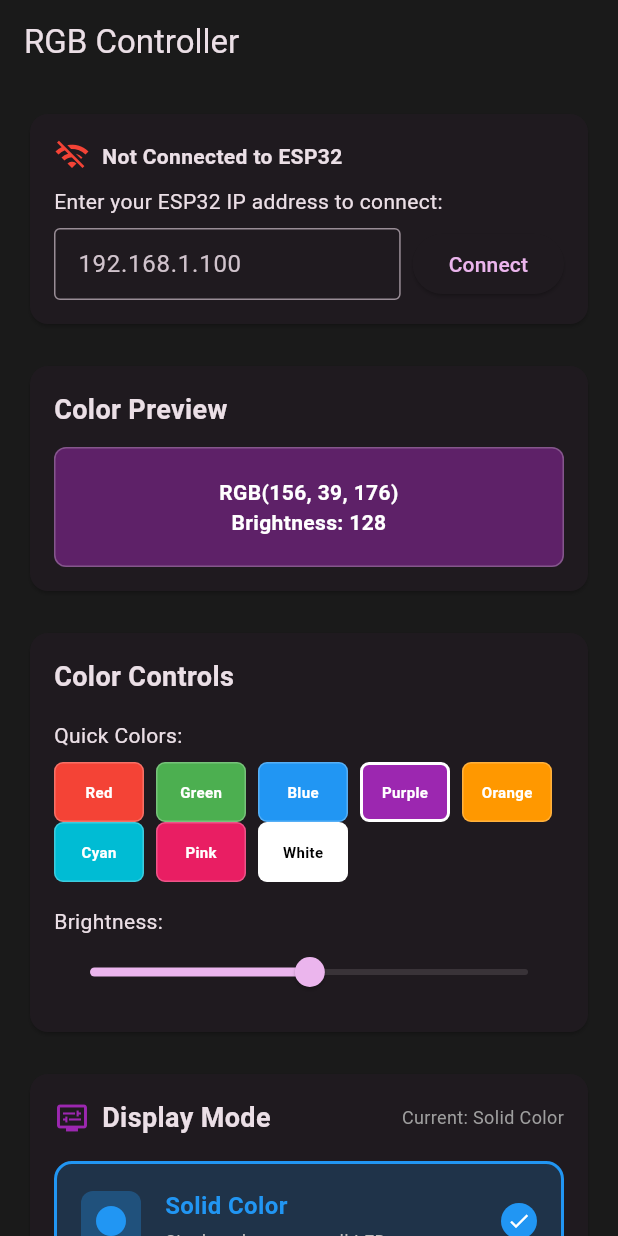
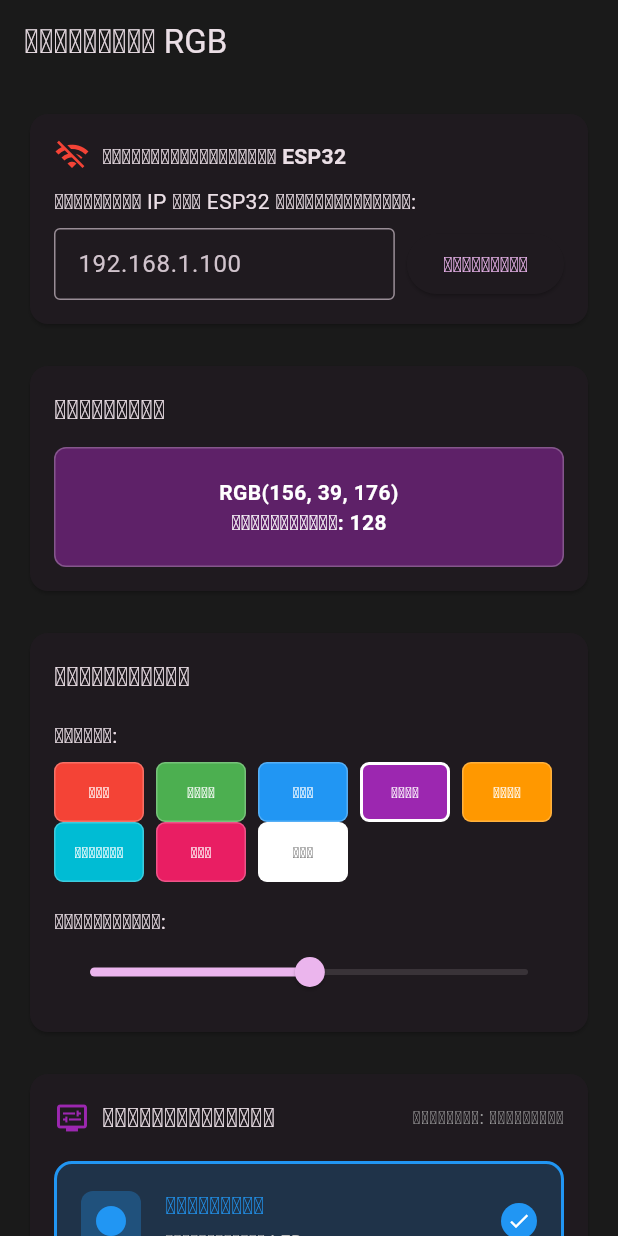
Before and after one commit to 7411a/rgb-music-controller, a Flutter app: the screen it shows after launch, on a phone screen of 412 x 824 dp. Run offline on Flutter 3.47's test engine with Material 3 defaults, Android fonts, the light colour scheme and no system bars; our stand-ins replace flutter_colorpicker, shared_preferences, syncfusion_flutter_sliders.

Commit message:
Localize app to Lao language: Convert all UI text from English to Lao

```diff
--- a/mobile-app/lib/main.dart
+++ b/mobile-app/lib/main.dart
@@ -39,7 +39,7 @@ class RGBControllerApp extends StatelessWidget {
   @override
   Widget build(BuildContext context) {
     return MaterialApp(
-      title: 'RGB Controller',
+      title: 'ຕົວຄວບຄຸມ RGB',
       theme: ThemeData(
         primarySwatch: Colors.purple,
         useMaterial3: true,
@@ -96,7 +96,7 @@ class _HomeScreenState extends State<HomeScreen> {
   Widget build(BuildContext context) {
     return Scaffold(
       appBar: AppBar(
-        title: const Text('RGB Controller'),
+        title: const Text('ຕົວຄວບຄຸມ RGB'),
         backgroundColor: Colors.transparent,
         elevation: 0,
       ),
@@ -156,12 +156,12 @@ class _HomeScreenState extends State<HomeScreen> {
               children: [
                 Icon(Icons.wifi_off, color: Colors.red),
                 SizedBox(width: 8),
-                Text('Not Connected to ESP32',
+                Text('ບໍ່ໄດ້ເຊື່ອມຕໍ່ກັບ ESP32',
                      style: TextStyle(fontWeight: FontWeight.bold)),
               ],
             ),
             const SizedBox(height: 8),
-            const Text('Enter your ESP32 IP address to connect:'),
+            const Text('ໃສ່ທີ່ຢູ່ IP ຂອງ ESP32 ເພື່ອເຊື່ອມຕໍ່:'),
             const SizedBox(height: 8),
             Row(
               children: [
@@ -179,10 +179,10 @@ class _HomeScreenState extends State<HomeScreen> {
                   onPressed: () {
                     // TODO: Implement connection
                     ScaffoldMessenger.of(context).showSnackBar(
-                      const SnackBar(content: Text('Connection feature coming soon!')),
+                      const SnackBar(content: Text('ຄຸນສົມບັດການເຊື່ອມຕໍ່ກຳລັງມາ!')),
                     );
                   },
-                  child: const Text('Connect'),
+                  child: const Text('ເຊື່ອມຕໍ່'),
                 ),
               ],
             ),
@@ -199,7 +199,7 @@ class _HomeScreenState extends State<HomeScreen> {
         child: Column(
           crossAxisAlignment: CrossAxisAlignment.start,
           children: [
-            const Text('Color Preview',
+            const Text('ຕົວຢ່າງສີ',
                        style: TextStyle(fontSize: 18, fontWeight: FontWeight.bold)),
             const SizedBox(height: 12),
             Container(
@@ -212,7 +212,7 @@ class _HomeScreenState extends State<HomeScreen> {
               ),
               child: Center(
                 child: Text(
-                  'RGB(${_selectedColor.red}, ${_selectedColor.green}, ${_selectedColor.blue})\nBrightness: ${_brightness.round()}',
+                  'RGB(${_selectedColor.red}, ${_selectedColor.green}, ${_selectedColor.blue})\nຄວາມສະຫວ່າງ: ${_brightness.round()}',
                   textAlign: TextAlign.center,
                   style: TextStyle(
                     color: _selectedColor.computeLuminance() > 0.5 ? Colors.black : Colors.white,
@@ -234,31 +234,31 @@ class _HomeScreenState extends State<HomeScreen> {
         child: Column(
           crossAxisAlignment: CrossAxisAlignment.start,
           children: [
-            const Text('Color Controls',
+            const Text('ການຄວບຄຸມສີ',
                        style: TextStyle(fontSize: 18, fontWeight: FontWeight.bold)),
             const SizedBox(height: 16),
 
             // Quick Colors
-            const Text('Quick Colors:'),
+            const Text('ສີດ່ວນ:'),
             const SizedBox(height: 8),
             Wrap(
               spacing: 8,
               children: [
-                _buildColorButton(Colors.red, 'Red'),
-                _buildColorButton(Colors.green, 'Green'),
-                _buildColorButton(Colors.blue, 'Blue'),
-                _buildColorButton(Colors.purple, 'Purple'),
-                _buildColorButton(Colors.orange, 'Orange'),
-                _buildColorButton(Colors.cyan, 'Cyan'),
-                _buildColorButton(Colors.pink, 'Pink'),
-                _buildColorButton(Colors.white, 'White'),
+                _buildColorButton(Colors.red, 'ແດງ'),
+                _buildColorButton(Colors.green, 'ເຂືອ'),
+                _buildColorButton(Colors.blue, 'ຟ້າ'),
+                _buildColorButton(Colors.purple, 'ມ່ວງ'),
+                _buildColorButton(Colors.orange, 'ສົ້ມ'),
+                _buildColorButton(Colors.cyan, 'ຟ້າອ່ອນ'),
+                _buildColorButton(Colors.pink, 'ບົວ'),
+                _buildColorButton(Colors.white, 'ຂາວ'),
               ],
             ),
 
             const SizedBox(height: 16),
 
             // Brightness Control
-            const Text('Brightness:'),
+            const Text('ຄວາມສະຫວ່າງ:'),
             Slider(
               value: _brightness,
               min: 0,
@@ -313,43 +313,43 @@ class _HomeScreenState extends State<HomeScreen> {
     final modes = [
       {
         'key': 'solid',
-        'title': 'Solid Color',
-        'description': 'Single color across all LEDs',
+        'title': 'ສີພື້ນຖານ',
+        'description': 'ສີດຽວທົ່ວທຸກ LED',
         'icon': Icons.circle,
         'color': Colors.blue,
       },
       {
         'key': 'rainbow',
-        'title': 'Rainbow',
-        'description': 'Animated rainbow pattern',
+        'title': 'ສຽງຟ້າຮ້ອງ',
+        'description': 'ລາຍການສີເຄື່ອນໄຫວ',
         'icon': Icons.color_lens,
         'color': Colors.purple,
       },
       {
         'key': 'music',
-        'title': 'Music Reactive',
-        'description': 'LEDs respond to audio input',
+        'title': 'ຕອບສະໜອງດົນຕີ',
+        'description': 'LED ຕອບສະໜອງກັບສຽງ',
         'icon': Icons.music_note,
         'color': Colors.green,
       },
       {
         'key': 'pattern',
-        'title': 'Custom Pattern',
-        'description': '256 adjustable pattern steps',
+        'title': 'ແບບຮູບແບບກຳນົດເອງ',
+        'description': '256 ຂັ້ນຕອນປັບໄດ້',
         'icon': Icons.gradient,
         'color': Colors.orange,
       },
       {
         'key': 'strobe',
-        'title': 'Strobe Light',
-        'description': 'Fast flashing effect',
+        'title': 'ແສງກະພິບ',
+        'description': 'ຜົນກະທົບກະພິບໄວ',
         'icon': Icons.flash_on,
         'color': Colors.red,
       },
       {
         'key': 'fade',
-        'title': 'Color Fade',
-        'description': 'Smooth color transitions',
+        'title': 'ເປີ່ຍນສີນຸ່ມນວນ',
+        'description': 'ການປ່ຽນສີແບບລື່ນ',
         'icon': Icons.gradient,
         'color': Colors.cyan,
       },
@@ -365,10 +365,10 @@ class _HomeScreenState extends State<HomeScreen> {
               children: [
                 const Icon(Icons.display_settings, color: Colors.purple),
                 const SizedBox(width: 8),
-                const Text('Display Mode',
+                const Text('ໂໝດການສະແດງຜົນ',
                            style: TextStyle(fontSize: 18, fontWeight: FontWeight.bold)),
                 const Spacer(),
-                Text('Current: ${_getModeDisplayName(_currentMode)}',
+                Text('ປັດຈຸບັນ: ${_getModeDisplayName(_currentMode)}',
                      style: const TextStyle(fontSize: 12, color: Colors.grey)),
               ],
             ),
@@ -396,7 +396,7 @@ class _HomeScreenState extends State<HomeScreen> {
           });
           ScaffoldMessenger.of(context).showSnackBar(
             SnackBar(
-              content: Text('Selected: ${mode['title']}'),
+              content: Text('ເລືອກແລ້ວ: ${mode['title']}'),
               duration: const Duration(seconds: 1),
               backgroundColor: mode['color'] as Color,
             ),
@@ -512,9 +512,9 @@ class _HomeScreenState extends State<HomeScreen> {
         return const Column(
           crossAxisAlignment: CrossAxisAlignment.start,
           children: [
-            Text('• Uses the selected color above'),
-            Text('• Brightness can be adjusted'),
-            Text('• Perfect for ambient lighting'),
+            Text('• ໃຊ້ສີທີ່ເລືອກໄວ້ຂ້າງເທິງ'),
+            Text('• ສາມາດປັບຄວາມສະຫວ່າງໄດ້'),
+            Text('• ເໝາະສຳລັບແສງແວດລ້ອມ'),
           ],
         );
 
@@ -522,7 +522,7 @@ class _HomeScreenState extends State<HomeScreen> {
         return Column(
           crossAxisAlignment: CrossAxisAlignment.start,
           children: [
-            const Text('Animation Speed:'),
+            const Text('ຄວາມໄວໃນການເຄື່ອນໄຫວ:'),
             Slider(
               value: 50.0,
               min: 1,
@@ -533,8 +533,8 @@ class _HomeScreenState extends State<HomeScreen> {
                 // TODO: Implement speed control
               },
             ),
-            const Text('• Cycles through all colors'),
-            const Text('• Speed adjustable'),
+            const Text('• ໝູນວຽນຜ່ານທຸກສີ'),
+            const Text('• ສາມາດປັບຄວາມໄວໄດ້'),
           ],
         );
 
@@ -542,7 +542,7 @@ class _HomeScreenState extends State<HomeScreen> {
         return Column(
           crossAxisAlignment: CrossAxisAlignment.start,
           children: [
-            const Text('Sensitivity:'),
+            const Text('ຄວາມອ່ອນໄຫວ:'),
             Slider(
               value: 75.0,
               min: 0,
@@ -553,9 +553,9 @@ class _HomeScreenState extends State<HomeScreen> {
                 // TODO: Implement sensitivity control
               },
             ),
-            const Text('• Requires microphone connection'),
-            const Text('• Responds to audio input'),
-            const Text('• Adjust sensitivity for different environments'),
+            const Text('• ຕ້ອງການການເຊື່ອມຕໍ່ໄມໂຄຣໂຟນ'),
+            const Text('• ຕອບສະໜອງກັບການປ້ອນສຽງ'),
+            const Text('• ປັບຄວາມອ່ອນໄຫວສຳລັບສະພາບແວດລ້ອມທີ່ແຕກຕ່າງກັນ'),
           ],
         );
 
@@ -569,11 +569,11 @@ class _HomeScreenState extends State<HomeScreen> {
                   child: ElevatedButton.icon(
                     onPressed: () {
                       ScaffoldMessenger.of(context).showSnackBar(
-                        const SnackBar(content: Text('Pattern editor coming soon!')),
+                        const SnackBar(content: Text('ຕົວແກ້ໄຂແບບຮູບແບບກຳລັງມາ!')),
                       );
                     },
                     icon: const Icon(Icons.edit),
-                    label: const Text('Edit Pattern'),
+                    label: const Text('ແກ້ໄຂແບບຮູບແບບ'),
                   ),
                 ),
                 const SizedBox(width: 8),
@@ -581,19 +581,19 @@ class _HomeScreenState extends State<HomeScreen> {
                   child: ElevatedButton.icon(
                     onPressed: () {
                       ScaffoldMessenger.of(context).showSnackBar(
-                        const SnackBar(content: Text('Pattern presets coming soon!')),
+                        const SnackBar(content: Text('ແບບຮູບແບບທີ່ກຳນົດໄວ້ລ່ວງໜ້າກຳລັງມາ!')),
                       );
                     },
                     icon: const Icon(Icons.library_books),
-                    label: const Text('Presets'),
+                    label: const Text('ຕົວຢ່າງ'),
                   ),
                 ),
               ],
             ),
             const SizedBox(height: 8),
-            const Text('• 256 individual steps'),
-            const Text('• Custom color for each LED'),
-            const Text('• Save and load patterns'),
+            const Text('• 256 ຂັ້ນຕອນແຕ່ລະຂັ້ນ'),
+            const Text('• ສີກຳນົດເອງສຳລັບແຕ່ລະ LED'),
+            const Text('• ບັນທຶກ ແລະ ໂຫຼດແບບຮູບແບບ'),
           ],
         );
 
@@ -601,7 +601,7 @@ class _HomeScreenState extends State<HomeScreen> {
         return Column(
           crossAxisAlignment: CrossAxisAlignment.start,
           children: [
-            const Text('Flash Rate:'),
+            const Text('ອັດຕາການກະພິບ:'),
             Slider(
               value: 10.0,
               min: 1,
@@ -612,8 +612,8 @@ class _HomeScreenState extends State<HomeScreen> {
                 // TODO: Implement flash rate control
               },
             ),
-            const Text('• Fast flashing effect'),
-            const Text('• Adjustable flash rate'),
+            const Text('• ຜົນກະທົບການກະພິບໄວ'),
+            const Text('• ສາມາດປັບອັດຕາການກະພິບໄດ້'),
             Container(
               padding: const EdgeInsets.all(8),
               decoration: BoxDecoration(
@@ -626,7 +626,7 @@ class _HomeScreenState extends State<HomeScreen> {
                   SizedBox(width: 8),
                   Expanded(
                     child: Text(
-                      'Warning: May trigger photosensitive epilepsy',
+                      'ເຕືອນ: ອາດຈະກໍ່ໃຫ້ເກີດພະຍາດລົມບ້າໝູເນື່ອງຈາກແສງ',
                       style: TextStyle(color: Colors.orange, fontSize: 12),
                     ),
                   ),
@@ -640,7 +640,7 @@ class _HomeScreenState extends State<HomeScreen> {
         return Column(
           crossAxisAlignment: CrossAxisAlignment.start,
           children: [
-            const Text('Fade Speed:'),
+            const Text('ຄວາມໄວການຈືນ:'),
             Slider(
               value: 30.0,
               min: 1,
@@ -651,14 +651,14 @@ class _HomeScreenState extends State<HomeScreen> {
                 // TODO: Implement fade speed control
               },
             ),
-            const Text('• Smooth color transitions'),
-            const Text('• Cycles between selected colors'),
-            const Text('• Adjustable transition speed'),
+            const Text('• ການປ່ຽນສີແບບລື່ນ'),
+            const Text('• ໝູນວຽນລະຫວ່າງສີທີ່ເລືອກ'),
+            const Text('• ສາມາດປັບຄວາມໄວການປ່ຽນໄດ້'),
           ],
         );
 
       default:
-        return const Text('Select a mode to see settings');
+        return const Text('ເລືອກໂໝດເພື່ອເບິ່ງການຕັ້ງຄ່າ');
     }
   }
 
@@ -673,10 +673,10 @@ class _HomeScreenState extends State<HomeScreen> {
               children: [
                 const Icon(Icons.palette, color: Colors.orange),
                 const SizedBox(width: 8),
-                const Text('Pattern Editor',
+                const Text('ຕົວແກ້ໄຂແບບຮູບແບບ',
                            style: TextStyle(fontSize: 18, fontWeight: FontWeight.bold)),
                 const Spacer(),
-                Text('${_patternSteps.length} Steps',
+                Text('${_patternSteps.length} ຂັ້ນຕອນ',
                      style: const TextStyle(fontSize: 12, color: Colors.grey)),
               ],
             ),
@@ -706,9 +706,9 @@ class _HomeScreenState extends State<HomeScreen> {
       children: [
         Row(
           children: [
-            const Text('Pattern Steps:', style: TextStyle(fontWeight: FontWeight.bold)),
+            const Text('ຂັ້ນຕອນແບບຮູບແບບ:', style: TextStyle(fontWeight: FontWeight.bold)),
             const Spacer(),
-            Text('Selected: ${_selectedStepIndex + 1}',
+            Text('ເລືອກແລ້ວ: ${_selectedStepIndex + 1}',
                  style: const TextStyle(color: Colors.grey)),
           ],
         ),
@@ -776,14 +776,14 @@ class _HomeScreenState extends State<HomeScreen> {
     return Column(
       crossAxisAlignment: CrossAxisAlignment.start,
       children: [
-        Text('Edit Step ${_selectedStepIndex + 1}',
+        Text('ແກ້ໄຂຂັ້ນຕອນ ${_selectedStepIndex + 1}',
              style: const TextStyle(fontWeight: FontWeight.bold)),
         const SizedBox(height: 12),
 
         // Color picker for selected step
         Row(
           children: [
-            const Text('Color:'),
+            const Text('ສີ:'),
             const SizedBox(width: 12),
             GestureDetector(
               onTap: () => _showColorPickerForStep(_selectedStepIndex),
@@ -810,7 +810,7 @@ class _HomeScreenState extends State<HomeScreen> {
         const SizedBox(height: 12),
 
         // Duration slider
-        Text('Duration: ${selectedStep.duration}ms'),
+        Text('ໄລຍະເວລາ: ${selectedStep.duration}ms'),
         Slider(
           value: selectedStep.duration.toDouble(),
           min: 50,
@@ -829,7 +829,7 @@ class _HomeScreenState extends State<HomeScreen> {
         const SizedBox(height: 12),
 
         // Brightness slider
-        Text('Brightness: ${(selectedStep.brightness * 100).round()}%'),
+        Text('ຄວາມສະຫວ່າງ: ${(selectedStep.brightness * 100).round()}%'),
         Slider(
           value: selectedStep.brightness,
           min: 0.0,
@@ -852,7 +852,7 @@ class _HomeScreenState extends State<HomeScreen> {
     return Column(
       crossAxisAlignment: CrossAxisAlignment.start,
       children: [
-        const Text('Pattern Controls:', style: TextStyle(fontWeight: FontWeight.bold)),
+        const Text('ການຄວບຄຸມແບບຮູບແບບ:', style: TextStyle(fontWeight: FontWeight.bold)),
         const SizedBox(height: 8),
 
         Wrap(
@@ -862,7 +862,7 @@ class _HomeScreenState extends State<HomeScreen> {
             ElevatedButton.icon(
               onPressed: _generateRainbowPattern,
               icon: const Icon(Icons.gradient, size: 16),
-              label: const Text('Rainbow'),
+              label: const Text('ສີຟ້າຮ້ອງ'),
               style: ElevatedButton.styleFrom(
                 backgroundColor: Colors.purple.withOpacity(0.3),
               ),
@@ -870,7 +870,7 @@ class _HomeScreenState extends State<HomeScreen> {
             ElevatedButton.icon(
               onPressed: _generateRandomPattern,
               icon: const Icon(Icons.shuffle, size: 16),
-              label: const Text('Random'),
+              label: const Text('ສຸ່ມ'),
               style: ElevatedButton.styleFrom(
                 backgroundColor: Colors.blue.withOpacity(0.3),
               ),
@@ -878,7 +878,7 @@ class _HomeScreenState extends State<HomeScreen> {
             ElevatedButton.icon(
               onPressed: _clearPattern,
               icon: const Icon(Icons.clear, size: 16),
-              label: const Text('Clear'),
+              label: const Text('ລ້າງ'),
               style: ElevatedButton.styleFrom(
                 backgroundColor: Colors.red.withOpacity(0.3),
               ),
@@ -886,7 +886,7 @@ class _HomeScreenState extends State<HomeScreen> {
             ElevatedButton.icon(
               onPressed: _sendPatternToESP32,
               icon: const Icon(Icons.send, size: 16),
-              label: const Text('Send to ESP32'),
+              label: const Text('ສົ່ງໄປ ESP32'),
               style: ElevatedButton.styleFrom(
                 backgroundColor: Colors.green.withOpacity(0.3),
               ),
@@ -917,7 +917,7 @@ class _HomeScreenState extends State<HomeScreen> {
       });
     });
     ScaffoldMessenger.of(context).showSnackBar(
-      const SnackBar(content: Text('Rainbow pattern generated!')),
+      const SnackBar(content: Text('ສ້າງແບບຮູບແບບສີຟ້າຮ້ອງແລ້ວ!')),
     );
   }
 
@@ -938,7 +938,7 @@ class _HomeScreenState extends State<HomeScreen> {
       });
     });
     ScaffoldMessenger.of(context).showSnackBar(
-      const SnackBar(content: Text('Random pattern generated!')),
+      const SnackBar(content: Text('ສ້າງແບບຮູບແບບສຸ່ມແລ້ວ!')),
     );
   }
 
@@ -954,14 +954,14 @@ class _HomeScreenState extends State<HomeScreen> {
       });
     });
     ScaffoldMessenger.of(context).showSnackBar(
-      const SnackBar(content: Text('Pattern cleared!')),
+      const SnackBar(content: Text('ລ້າງແບບຮູບແບບແລ້ວ!')),
     );
   }
 
   void _showColorPickerForStep(int stepIndex) {
     // TODO: Implement color picker dialog
     ScaffoldMessenger.of(context).showSnackBar(
-      SnackBar(content: Text('Color picker for step ${stepIndex + 1} - Coming soon!')),
+      SnackBar(content: Text('ຕົວເລືອກສີສຳລັບຂັ້ນຕອນ ${stepIndex + 1} - ກຳລັງມາ!')),
     );
   }
 
@@ -969,7 +969,7 @@ class _HomeScreenState extends State<HomeScreen> {
     // TODO: Implement WebSocket communication
     ScaffoldMessenger.of(context).showSnackBar(
       const SnackBar(
-        content: Text('Pattern sent to ESP32! (WebSocket integration coming soon)'),
+        content: Text('ສົ່ງແບບຮູບແບບໄປ ESP32 ແລ້ວ! (ການເຊື່ອມຕໍ່ WebSocket ກຳລັງມາ)'),
         backgroundColor: Colors.green,
       ),
     );
@@ -977,13 +977,13 @@ class _HomeScreenState extends State<HomeScreen> {
 
   String _getModeDisplayName(String mode) {
     switch (mode) {
-      case 'solid': return 'Solid Color';
-      case 'rainbow': return 'Rainbow';
-      case 'music': return 'Music Reactive';
-      case 'pattern': return 'Custom Pattern';
-      case 'strobe': return 'Strobe Light';
-      case 'fade': return 'Color Fade';
-      default: return 'Unknown';
+      case 'solid': return 'ສີພື້ນຖານ';
+      case 'rainbow': return 'ສິຟ້າຮ້ອງ';
+      case 'music': return 'ຕອບສະໜອງດົນຕີ';
+      case 'pattern': return 'ແບບຮູບແບບກຳນົດເອງ';
+      case 'strobe': return 'ແສງກະພິບ';
+      case 'fade': return 'ເປີ່ຍນສີນຸ່ມນວນ';
+      default: return 'ບໍ່ຮູ້ຈັກ';
     }
   }
 
@@ -998,21 +998,21 @@ class _HomeScreenState extends State<HomeScreen> {
               children: [
                 Icon(Icons.info_outline, color: Colors.blue),
                 SizedBox(width: 8),
-                Text('Getting Started',
+                Text('ເລີ່ມຕົ້ນໃຊ້ງານ',
                      style: TextStyle(fontSize: 18, fontWeight: FontWeight.bold)),
               ],
             ),
             const SizedBox(height: 12),
-            const Text('1. Upload the firmware to your ESP32'),
-            const Text('2. Connect ESP32 to WiFi using "ESP32-RGB-Controller" AP'),
-            const Text('3. Enter the ESP32 IP address above and connect'),
-            const Text('4. Start controlling your RGB LEDs!'),
+            const Text('1. ອັບໂຫລດເຟີມແວໄປທີ່ ESP32 ຂອງທ່ານ'),
+            const Text('2. ເຊື່ອມຕໍ່ ESP32 ກັບ WiFi ໂດຍໃຊ້ "ESP32-RGB-Controller" AP'),
+            const Text('3. ໃສ່ທີ່ຢູ່ IP ຂອງ ESP32 ຂ້າງເທິງ ແລະ ເຊື່ອມຕໍ່'),
+            const Text('4. ເລີ່ມຄວບຄຸມ RGB LED ຂອງທ່ານ!'),
             const SizedBox(height: 12),
-            const Text('Features:', style: TextStyle(fontWeight: FontWeight.bold)),
-            const Text('• 256 adjustable pattern steps'),
-            const Text('• Music reactive mode'),
-            const Text('• Real-time color control'),
-            const Text('• Multiple display modes'),
+            const Text('ຄຸນສົມບັດ:', style: TextStyle(fontWeight: FontWeight.bold)),
+            const Text('• 256 ຂັ້ນຕອນແບບຮູບແບບທີ່ປັບໄດ້'),
+            const Text('• ໂໝດຕອບສະໜອງດົນຕີ'),
+            const Text('• ການຄວບຄຸມສີແບບທັນທີ'),
+            const Text('• ໂໝດການສະແດງຜົນຫຼາຍແບບ'),
           ],
         ),
       ),
```
